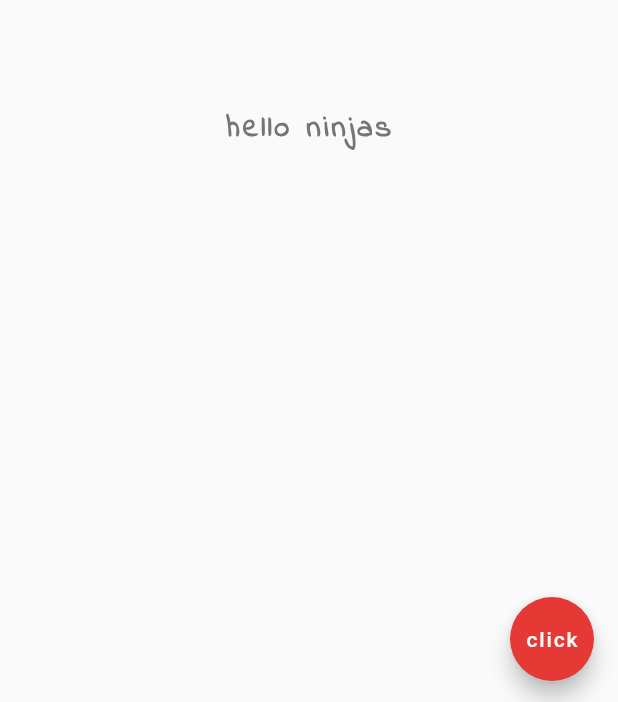
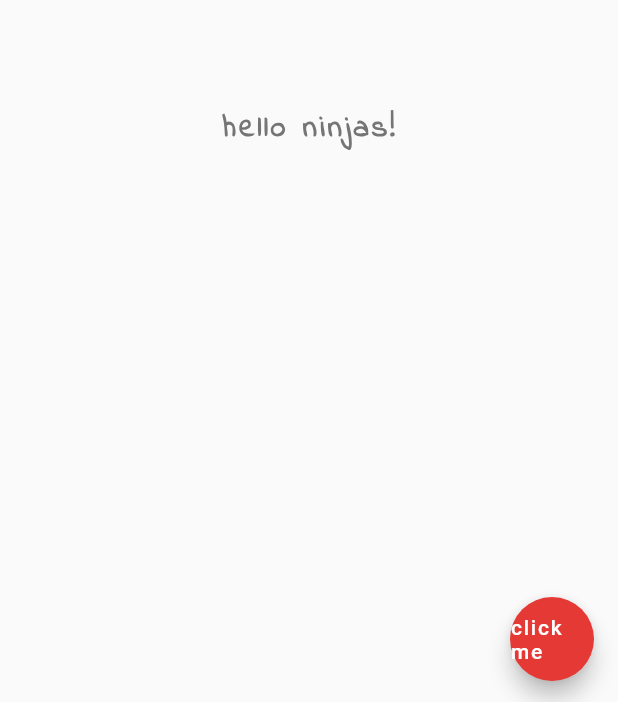
Before and after one commit to DorotaPawlowska/kursy-netNinja, a Flutter app: the screen it shows after launch, on a phone screen of 412 x 824 dp. Shown: the part 531-1233 px from the top of the screen. Run offline on Flutter 3.47's test engine with Material 2 defaults, Android fonts, the light colour scheme and no system bars.

Commit message:
Flutter Tutorial for Beginners #7 - Stateless Widgets & Hot Reload
Changes to be committed:
	modified:   FlutterTutorialForBeginners/myapp/lib/main.dart

```diff
--- a/FlutterTutorialForBeginners/myapp/lib/main.dart
+++ b/FlutterTutorialForBeginners/myapp/lib/main.dart
@@ -1,7 +1,13 @@
 import 'package:flutter/material.dart';
 
 void main() => runApp(MaterialApp(
-  home: Scaffold(
+  home: Home(),
+));
+
+class Home extends StatelessWidget {
+  @override
+  Widget build(BuildContext context) {
+    return Scaffold(
       appBar: AppBar(
         title: Text('my first app'),
         centerTitle: true,
@@ -9,7 +15,7 @@ void main() => runApp(MaterialApp(
       ),
       body: Center(
         child: Text(
-        'hello ninjas',
+          'hello ninjas!',
           style: TextStyle(
             fontSize: 20.0,
             fontWeight: FontWeight.bold,
@@ -21,8 +27,9 @@ void main() => runApp(MaterialApp(
       ),
       floatingActionButton: FloatingActionButton(
         onPressed: (){},
-      child: Text('click'),
+        child: Text('click me'),
         backgroundColor: Colors.red[600],
       ),
-  ),
-));
+    );
+  }
+}
```
Lines whose indentation alone changed are shown as unchanged.
